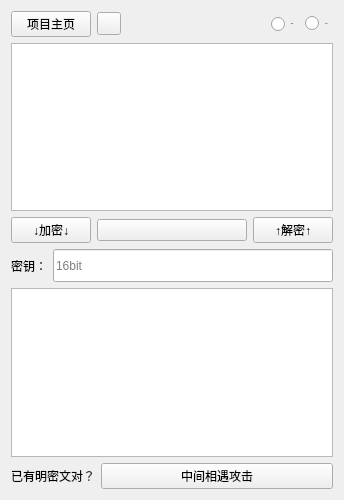
Old version of the form Forms/main.ui in the repository Loche2/S-AES_Python.
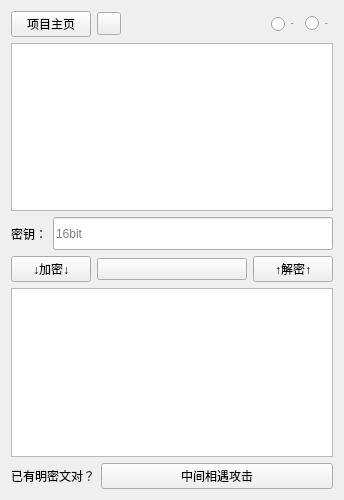
New version of the form. Custom widgets are drawn as their Qt base class.

What changed in the file:
```diff
--- a/Forms/main.ui
+++ b/Forms/main.ui
@@ -442,34 +442,6 @@
        </property>
       </widget>
      </item>
-     <item>
-      <layout class="QHBoxLayout" name="horizontalLayout">
-       <item>
-        <widget class="PrimaryPushButton" name="pBtn_Encrypt">
-         <property name="text">
-          <string>↓加密↓</string>
-         </property>
-        </widget>
-       </item>
-       <item>
-        <widget class="ComboBox" name="comboBox_Multi_Encrypt">
-         <property name="minimumSize">
-          <size>
-           <width>150</width>
-           <height>0</height>
-          </size>
-         </property>
-        </widget>
-       </item>
-       <item>
-        <widget class="PrimaryPushButton" name="pBtn_Decrypt">
-         <property name="text">
-          <string>↑解密↑</string>
-         </property>
-        </widget>
-       </item>
-      </layout>
-     </item>
      <item>
       <layout class="QHBoxLayout" name="horizontalLayout_2">
        <item>
@@ -503,6 +475,34 @@
        </item>
       </layout>
      </item>
+     <item>
+      <layout class="QHBoxLayout" name="horizontalLayout">
+       <item>
+        <widget class="PrimaryPushButton" name="pBtn_Encrypt">
+         <property name="text">
+          <string>↓加密↓</string>
+         </property>
+        </widget>
+       </item>
+       <item>
+        <widget class="ComboBox" name="comboBox_Multi_Encrypt">
+         <property name="minimumSize">
+          <size>
+           <width>150</width>
+           <height>0</height>
+          </size>
+         </property>
+        </widget>
+       </item>
+       <item>
+        <widget class="PrimaryPushButton" name="pBtn_Decrypt">
+         <property name="text">
+          <string>↑解密↑</string>
+         </property>
+        </widget>
+       </item>
+      </layout>
+     </item>
      <item>
       <widget class="PlainTextEdit" name="cypherTextEdit">
        <property name="font">
```
